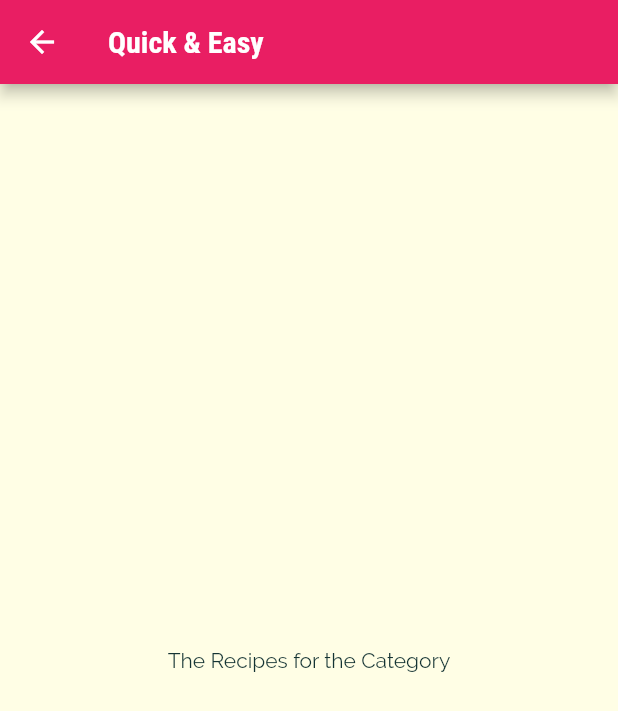
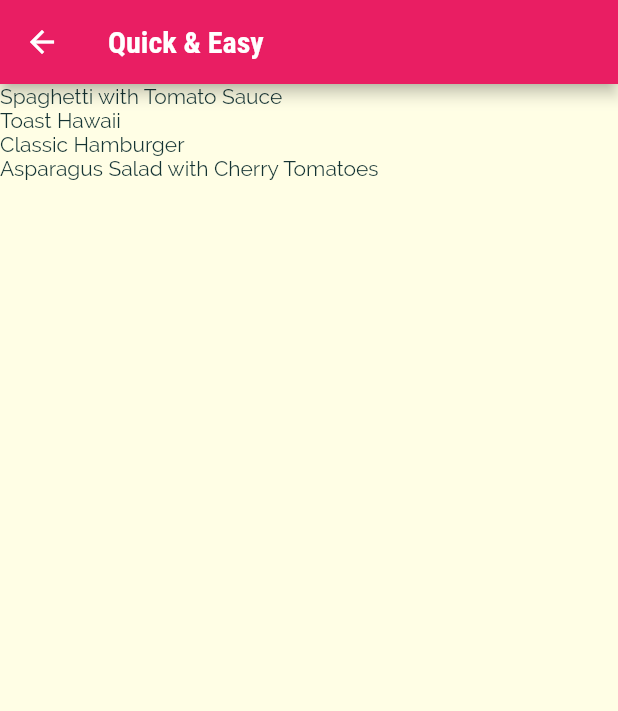
Before and after one commit to MdRahmatUllah/flutter_meals_app, a Flutter app: the screen it shows after launch, after a tap on "Quick & Easy", on a phone screen of 412 x 824 dp. Shown: the top 711 px of the screen. Run offline on Flutter 3.47's test engine with Material 2 defaults, Android fonts, the phone set to English and light mode, and no system bars.

Commit message:
separate files and add dummy data for meals

```diff
--- /dev/null
+++ b/lib/data/dummy_data.dart
@@ -0,0 +1,409 @@
+// ignore_for_file: constant_identifier_names
+
+import 'package:flutter/material.dart';
+import '../models/category.dart';
+import '../models/meal.dart';
+
+const DUMMY_CATEGORIES = [
+  Category(
+    id: 'c1',
+    title: 'Italian',
+    color: Colors.purple,
+  ),
+  Category(
+    id: 'c2',
+    title: 'Quick & Easy',
+    color: Colors.red,
+  ),
+  Category(
+    id: 'c3',
+    title: 'Hamburgers',
+    color: Colors.orange,
+  ),
+  Category(
+    id: 'c4',
+    title: 'German',
+    color: Colors.amber,
+  ),
+  Category(
+    id: 'c5',
+    title: 'Light & Lovely',
+    color: Colors.blue,
+  ),
+  Category(
+    id: 'c6',
+    title: 'Exotic',
+    color: Colors.green,
+  ),
+  Category(
+    id: 'c7',
+    title: 'Breakfast',
+    color: Colors.lightBlue,
+  ),
+  Category(
+    id: 'c8',
+    title: 'Asian',
+    color: Colors.lightGreen,
+  ),
+  Category(
+    id: 'c9',
+    title: 'French',
+    color: Colors.pink,
+  ),
+  Category(
+    id: 'c10',
+    title: 'Summer',
+    color: Colors.teal,
+  ),
+];
+
+const List<Meal> DUMMY_MEALS = [
+  Meal(
+    id: 'm1',
+    categories: [
+      'c1',
+      'c2',
+    ],
+    title: 'Spaghetti with Tomato Sauce',
+    affordability: Affordability.Affordable,
+    complexity: Complexity.Simple,
+    imageUrl:
+        'https://upload.wikimedia.org/wikipedia/commons/thumb/2/20/Spaghetti_Bolognese_mit_Parmesan_oder_Grana_Padano.jpg/800px-Spaghetti_Bolognese_mit_Parmesan_oder_Grana_Padano.jpg',
+    duration: 20,
+    ingredients: [
+      '4 Tomatoes',
+      '1 Tablespoon of Olive Oil',
+      '1 Onion',
+      '250g Spaghetti',
+      'Spices',
+      'Cheese (optional)'
+    ],
+    steps: [
+      'Cut the tomatoes and the onion into small pieces.',
+      'Boil some water - add salt to it once it boils.',
+      'Put the spaghetti into the boiling water - they should be done in about 10 to 12 minutes.',
+      'In the meantime, heaten up some olive oil and add the cut onion.',
+      'After 2 minutes, add the tomato pieces, salt, pepper and your other spices.',
+      'The sauce will be done once the spaghetti are.',
+      'Feel free to add some cheese on top of the finished dish.'
+    ],
+    isGlutenFree: false,
+    isVegan: true,
+    isVegetarian: true,
+    isLactoseFree: true,
+  ),
+  Meal(
+    id: 'm2',
+    categories: [
+      'c2',
+    ],
+    title: 'Toast Hawaii',
+    affordability: Affordability.Affordable,
+    complexity: Complexity.Simple,
+    imageUrl:
+        'https://cdn.pixabay.com/photo/2018/07/11/21/51/toast-3532016_1280.jpg',
+    duration: 10,
+    ingredients: [
+      '1 Slice White Bread',
+      '1 Slice Ham',
+      '1 Slice Pineapple',
+      '1-2 Slices of Cheese',
+      'Butter'
+    ],
+    steps: [
+      'Butter one side of the white bread',
+      'Layer ham, the pineapple and cheese on the white bread',
+      'Bake the toast for round about 10 minutes in the oven at 200°C'
+    ],
+    isGlutenFree: false,
+    isVegan: false,
+    isVegetarian: false,
+    isLactoseFree: false,
+  ),
+  Meal(
+    id: 'm3',
+    categories: [
+      'c2',
+      'c3',
+    ],
+    title: 'Classic Hamburger',
+    affordability: Affordability.Pricey,
+    complexity: Complexity.Simple,
+    imageUrl:
+        'https://cdn.pixabay.com/photo/2014/10/23/18/05/burger-500054_1280.jpg',
+    duration: 45,
+    ingredients: [
+      '300g Cattle Hack',
+      '1 Tomato',
+      '1 Cucumber',
+      '1 Onion',
+      'Ketchup',
+      '2 Burger Buns'
+    ],
+    steps: [
+      'Form 2 patties',
+      'Fry the patties for c. 4 minutes on each side',
+      'Quickly fry the buns for c. 1 minute on each side',
+      'Bruch buns with ketchup',
+      'Serve burger with tomato, cucumber and onion'
+    ],
+    isGlutenFree: false,
+    isVegan: false,
+    isVegetarian: false,
+    isLactoseFree: true,
+  ),
+  Meal(
+    id: 'm4',
+    categories: [
+      'c4',
+    ],
+    title: 'Wiener Schnitzel',
+    affordability: Affordability.Luxurious,
+    complexity: Complexity.Challenging,
+    imageUrl:
+        'https://cdn.pixabay.com/photo/2018/03/31/19/29/schnitzel-3279045_1280.jpg',
+    duration: 60,
+    ingredients: [
+      '8 Veal Cutlets',
+      '4 Eggs',
+      '200g Bread Crumbs',
+      '100g Flour',
+      '300ml Butter',
+      '100g Vegetable Oil',
+      'Salt',
+      'Lemon Slices'
+    ],
+    steps: [
+      'Tenderize the veal to about 2–4mm, and salt on both sides.',
+      'On a flat plate, stir the eggs briefly with a fork.',
+      'Lightly coat the cutlets in flour then dip into the egg, and finally, coat in breadcrumbs.',
+      'Heat the butter and oil in a large pan (allow the fat to get very hot) and fry the schnitzels until golden brown on both sides.',
+      'Make sure to toss the pan regularly so that the schnitzels are surrounded by oil and the crumbing becomes ‘fluffy’.',
+      'Remove, and drain on kitchen paper. Fry the parsley in the remaining oil and drain.',
+      'Place the schnitzels on awarmed plate and serve garnishedwith parsley and slices of lemon.'
+    ],
+    isGlutenFree: false,
+    isVegan: false,
+    isVegetarian: false,
+    isLactoseFree: false,
+  ),
+  Meal(
+    id: 'm5',
+    categories: [
+      'c2'
+          'c5',
+      'c10',
+    ],
+    title: 'Salad with Smoked Salmon',
+    affordability: Affordability.Luxurious,
+    complexity: Complexity.Simple,
+    imageUrl:
+        'https://cdn.pixabay.com/photo/2016/10/25/13/29/smoked-salmon-salad-1768890_1280.jpg',
+    duration: 15,
+    ingredients: [
+      'Arugula',
+      'Lamb\'s Lettuce',
+      'Parsley',
+      'Fennel',
+      '200g Smoked Salmon',
+      'Mustard',
+      'Balsamic Vinegar',
+      'Olive Oil',
+      'Salt and Pepper'
+    ],
+    steps: [
+      'Wash and cut salad and herbs',
+      'Dice the salmon',
+      'Process mustard, vinegar and olive oil into a dessing',
+      'Prepare the salad',
+      'Add salmon cubes and dressing'
+    ],
+    isGlutenFree: true,
+    isVegan: false,
+    isVegetarian: true,
+    isLactoseFree: true,
+  ),
+  Meal(
+    id: 'm6',
+    categories: [
+      'c6',
+      'c10',
+    ],
+    title: 'Delicious Orange Mousse',
+    affordability: Affordability.Affordable,
+    complexity: Complexity.Hard,
+    imageUrl:
+        'https://cdn.pixabay.com/photo/2017/05/01/05/18/pastry-2274750_1280.jpg',
+    duration: 240,
+    ingredients: [
+      '4 Sheets of Gelatine',
+      '150ml Orange Juice',
+      '80g Sugar',
+      '300g Yoghurt',
+      '200g Cream',
+      'Orange Peel',
+    ],
+    steps: [
+      'Dissolve gelatine in pot',
+      'Add orange juice and sugar',
+      'Take pot off the stove',
+      'Add 2 tablespoons of yoghurt',
+      'Stir gelatin under remaining yoghurt',
+      'Cool everything down in the refrigerator',
+      'Whip the cream and lift it under die orange mass',
+      'Cool down again for at least 4 hours',
+      'Serve with orange peel',
+    ],
+    isGlutenFree: true,
+    isVegan: false,
+    isVegetarian: true,
+    isLactoseFree: false,
+  ),
+  Meal(
+    id: 'm7',
+    categories: [
+      'c7',
+    ],
+    title: 'Pancakes',
+    affordability: Affordability.Affordable,
+    complexity: Complexity.Simple,
+    imageUrl:
+        'https://cdn.pixabay.com/photo/2018/07/10/21/23/pancake-3529653_1280.jpg',
+    duration: 20,
+    ingredients: [
+      '1 1/2 Cups all-purpose Flour',
+      '3 1/2 Teaspoons Baking Powder',
+      '1 Teaspoon Salt',
+      '1 Tablespoon White Sugar',
+      '1 1/4 cups Milk',
+      '1 Egg',
+      '3 Tablespoons Butter, melted',
+    ],
+    steps: [
+      'In a large bowl, sift together the flour, baking powder, salt and sugar.',
+      'Make a well in the center and pour in the milk, egg and melted butter; mix until smooth.',
+      'Heat a lightly oiled griddle or frying pan over medium high heat.',
+      'Pour or scoop the batter onto the griddle, using approximately 1/4 cup for each pancake. Brown on both sides and serve hot.'
+    ],
+    isGlutenFree: true,
+    isVegan: false,
+    isVegetarian: true,
+    isLactoseFree: false,
+  ),
+  Meal(
+    id: 'm8',
+    categories: [
+      'c8',
+    ],
+    title: 'Creamy Indian Chicken Curry',
+    affordability: Affordability.Pricey,
+    complexity: Complexity.Challenging,
+    imageUrl:
+        'https://cdn.pixabay.com/photo/2018/06/18/16/05/indian-food-3482749_1280.jpg',
+    duration: 35,
+    ingredients: [
+      '4 Chicken Breasts',
+      '1 Onion',
+      '2 Cloves of Garlic',
+      '1 Piece of Ginger',
+      '4 Tablespoons Almonds',
+      '1 Teaspoon Cayenne Pepper',
+      '500ml Coconut Milk',
+    ],
+    steps: [
+      'Slice and fry the chicken breast',
+      'Process onion, garlic and ginger into paste and sauté everything',
+      'Add spices and stir fry',
+      'Add chicken breast + 250ml of water and cook everything for 10 minutes',
+      'Add coconut milk',
+      'Serve with rice'
+    ],
+    isGlutenFree: true,
+    isVegan: false,
+    isVegetarian: false,
+    isLactoseFree: true,
+  ),
+  Meal(
+    id: 'm9',
+    categories: [
+      'c9',
+    ],
+    title: 'Chocolate Souffle',
+    affordability: Affordability.Affordable,
+    complexity: Complexity.Hard,
+    imageUrl:
+        'https://cdn.pixabay.com/photo/2014/08/07/21/07/souffle-412785_1280.jpg',
+    duration: 45,
+    ingredients: [
+      '1 Teaspoon melted Butter',
+      '2 Tablespoons white Sugar',
+      '2 Ounces 70% dark Chocolate, broken into pieces',
+      '1 Tablespoon Butter',
+      '1 Tablespoon all-purpose Flour',
+      '4 1/3 tablespoons cold Milk',
+      '1 Pinch Salt',
+      '1 Pinch Cayenne Pepper',
+      '1 Large Egg Yolk',
+      '2 Large Egg Whites',
+      '1 Pinch Cream of Tartar',
+      '1 Tablespoon white Sugar',
+    ],
+    steps: [
+      'Preheat oven to 190°C. Line a rimmed baking sheet with parchment paper.',
+      'Brush bottom and sides of 2 ramekins lightly with 1 teaspoon melted butter; cover bottom and sides right up to the rim.',
+      'Add 1 tablespoon white sugar to ramekins. Rotate ramekins until sugar coats all surfaces.',
+      'Place chocolate pieces in a metal mixing bowl.',
+      'Place bowl over a pan of about 3 cups hot water over low heat.',
+      'Melt 1 tablespoon butter in a skillet over medium heat. Sprinkle in flour. Whisk until flour is incorporated into butter and mixture thickens.',
+      'Whisk in cold milk until mixture becomes smooth and thickens. Transfer mixture to bowl with melted chocolate.',
+      'Add salt and cayenne pepper. Mix together thoroughly. Add egg yolk and mix to combine.',
+      'Leave bowl above the hot (not simmering) water to keep chocolate warm while you whip the egg whites.',
+      'Place 2 egg whites in a mixing bowl; add cream of tartar. Whisk until mixture begins to thicken and a drizzle from the whisk stays on the surface about 1 second before disappearing into the mix.',
+      'Add 1/3 of sugar and whisk in. Whisk in a bit more sugar about 15 seconds.',
+      'whisk in the rest of the sugar. Continue whisking until mixture is about as thick as shaving cream and holds soft peaks, 3 to 5 minutes.',
+      'Transfer a little less than half of egg whites to chocolate.',
+      'Mix until egg whites are thoroughly incorporated into the chocolate.',
+      'Add the rest of the egg whites; gently fold into the chocolate with a spatula, lifting from the bottom and folding over.',
+      'Stop mixing after the egg white disappears. Divide mixture between 2 prepared ramekins. Place ramekins on prepared baking sheet.',
+      'Bake in preheated oven until scuffles are puffed and have risen above the top of the rims, 12 to 15 minutes.',
+    ],
+    isGlutenFree: true,
+    isVegan: false,
+    isVegetarian: true,
+    isLactoseFree: false,
+  ),
+  Meal(
+    id: 'm10',
+    categories: [
+      'c2',
+      'c5',
+      'c10',
+    ],
+    title: 'Asparagus Salad with Cherry Tomatoes',
+    affordability: Affordability.Luxurious,
+    complexity: Complexity.Simple,
+    imageUrl:
+        'https://cdn.pixabay.com/photo/2018/04/09/18/26/asparagus-3304997_1280.jpg',
+    duration: 30,
+    ingredients: [
+      'White and Green Asparagus',
+      '30g Pine Nuts',
+      '300g Cherry Tomatoes',
+      'Salad',
+      'Salt, Pepper and Olive Oil'
+    ],
+    steps: [
+      'Wash, peel and cut the asparagus',
+      'Cook in salted water',
+      'Salt and pepper the asparagus',
+      'Roast the pine nuts',
+      'Halve the tomatoes',
+      'Mix with asparagus, salad and dressing',
+      'Serve with Baguette'
+    ],
+    isGlutenFree: true,
+    isVegan: true,
+    isVegetarian: true,
+    isLactoseFree: true,
+  ),
+];
--- a/lib/dummy_data.dart
+++ /dev/null
@@ -1,57 +0,0 @@
-import 'package:flutter/material.dart';
-
-import './models/category.dart';
-
-// ignore: constant_identifier_names
-const DUMMY_CATEGORIES = [
-  Category(
-    id: 'c1',
-    title: 'Italian',
-    color: Colors.purple,
-  ),
-  Category(
-    id: 'c2',
-    title: 'Quick & Easy',
-    color: Colors.red,
-  ),
-  Category(
-    id: 'c3',
-    title: 'Hamburgers',
-    color: Colors.orange,
-  ),
-  Category(
-    id: 'c4',
-    title: 'German',
-    color: Colors.amber,
-  ),
-  Category(
-    id: 'c5',
-    title: 'Light & Lovely',
-    color: Colors.blue,
-  ),
-  Category(
-    id: 'c6',
-    title: 'Exotic',
-    color: Colors.green,
-  ),
-  Category(
-    id: 'c7',
-    title: 'Breakfast',
-    color: Colors.lightBlue,
-  ),
-  Category(
-    id: 'c8',
-    title: 'Asian',
-    color: Colors.lightGreen,
-  ),
-  Category(
-    id: 'c9',
-    title: 'French',
-    color: Colors.pink,
-  ),
-  Category(
-    id: 'c10',
-    title: 'Summer',
-    color: Colors.teal,
-  ),
-];
--- a/lib/main.dart
+++ b/lib/main.dart
@@ -1,7 +1,6 @@
 import 'package:flutter/material.dart';
-import 'package:meals_app/category_meals_screens.dart';
-
-import 'category_screen.dart';
+import 'screens/category_meals_screens.dart';
+import 'screens/category_screen.dart';
 
 void main() {
   runApp(const MyApp());
--- /dev/null
+++ b/lib/models/meal.dart
@@ -0,0 +1,47 @@
+// ignore_for_file: constant_identifier_names
+
+import 'package:flutter/foundation.dart';
+
+enum Complexity {
+  Simple,
+  Challenging,
+  Hard,
+}
+
+enum Affordability {
+  Affordable,
+  Pricey,
+  Luxurious,
+}
+
+class Meal {
+  final String id;
+  final List<String> categories;
+  final String title;
+  final String imageUrl;
+  final List<String> ingredients;
+  final List<String> steps;
+  final int duration;
+  final Complexity complexity;
+  final Affordability affordability;
+  final bool isGlutenFree;
+  final bool isLactoseFree;
+  final bool isVegan;
+  final bool isVegetarian;
+
+  const Meal({
+    required this.id,
+    required this.categories,
+    required this.title,
+    required this.imageUrl,
+    required this.ingredients,
+    required this.steps,
+    required this.duration,
+    required this.complexity,
+    required this.affordability,
+    required this.isGlutenFree,
+    required this.isLactoseFree,
+    required this.isVegan,
+    required this.isVegetarian,
+  });
+}
--- a/lib/category_meals_screens.dart
+++ b/lib/screens/category_meals_screens.dart
@@ -1,4 +1,5 @@
 import 'package:flutter/material.dart';
+import '../data/dummy_data.dart';
 
 class CategoryMealsScreen extends StatelessWidget {
   static const String routeName = '/Category-Meals-Screen';
@@ -7,12 +8,19 @@
     final routeArgs =
         ModalRoute.of(context)!.settings.arguments as Map<String, String>;
     final title = routeArgs['title'];
+    final id = routeArgs['id'];
+    final meals = DUMMY_MEALS.where((element) {
+      return element.categories.contains(id);
+    }).toList();
     return Scaffold(
       appBar: AppBar(
         title: Text(title!),
       ),
-      body: const Center(
-        child: Text('The Recipes for the Category'),
+      body: ListView.builder(
+        itemBuilder: (ctx, index) {
+          return Text(meals[index].title);
+        },
+        itemCount: meals.length,
       ),
     );
   }
--- a/lib/category_screen.dart
+++ b/lib/screens/category_screen.dart
@@ -1,6 +1,6 @@
 import 'package:flutter/material.dart';
-import 'package:meals_app/category_item.dart';
-import 'dummy_data.dart';
+import '../data/dummy_data.dart';
+import '../widgets/category_item.dart';
 
 class CategoryScreen extends StatelessWidget {
   final String title;
--- a/lib/category_item.dart
+++ b/lib/widgets/category_item.dart
@@ -1,5 +1,5 @@
 import 'package:flutter/material.dart';
-import 'package:meals_app/category_meals_screens.dart';
+import '../screens/category_meals_screens.dart';
 
 class CategoryItem extends StatelessWidget {
   final String title;
--- /dev/null
+++ b/lib/widgets/meal_item.dart
@@ -0,0 +1,10 @@
+import 'package:flutter/material.dart';
+
+class MealItem extends StatelessWidget {
+  const MealItem({Key? key}) : super(key: key);
+
+  @override
+  Widget build(BuildContext context) {
+    return Container();
+  }
+}
```
Also changed, not shown: lib/widgets/home_page.dart (renamed from lib/home_page.dart).
